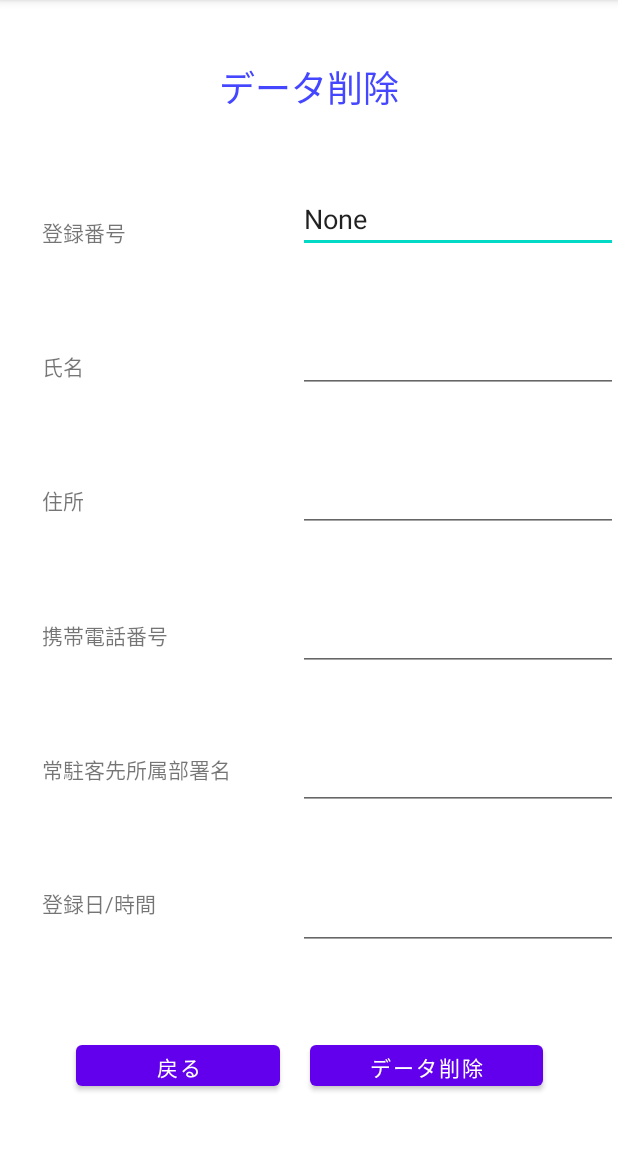
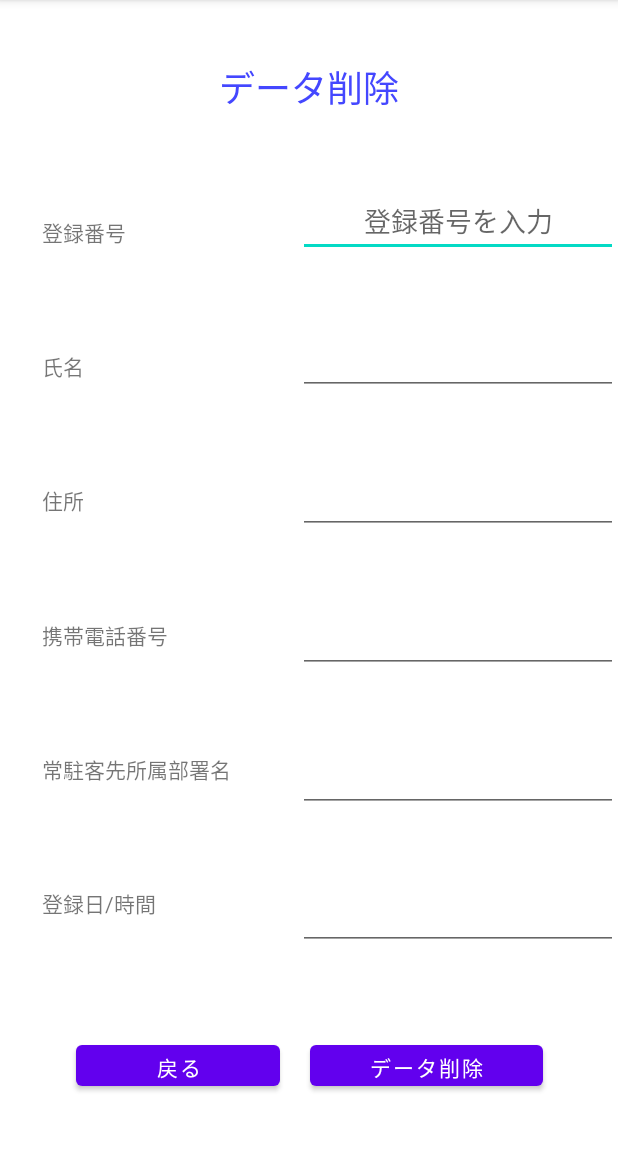
Before and after one commit to LeftCy/pimt, an Android app: the DeleteActivity screen opened directly, with no data from a screen before it, on a phone screen of 412 x 824 dp, the part 84-1235 px from its top. Run offline under Robolectric (Android 15) with nearby library versions, the phone set to English and light mode, and no system bars.

```diff
--- a/app/src/main/res/layout/delete_layout.xml
+++ b/app/src/main/res/layout/delete_layout.xml
@@ -90,8 +90,9 @@
         android:layout_weight="1"
         android:autofillHints=""
         android:ems="10"
-        android:inputType="textPersonName"
-        android:text="None"
+        android:gravity="center"
+        android:hint="@string/hintNumber"
+        android:inputType="number"
         app:layout_constraintBottom_toTopOf="@+id/editText_nameView"
         app:layout_constraintEnd_toEndOf="@+id/editText_nameView"
         app:layout_constraintTop_toBottomOf="@+id/header_rewrite" />
@@ -102,6 +103,7 @@
         android:layout_height="wrap_content"
         android:layout_weight="1"
         android:ems="10"
+        android:gravity="center"
         android:inputType="textPersonName"
         app:layout_constraintBottom_toTopOf="@+id/editText_addView"
         app:layout_constraintEnd_toEndOf="@+id/editText_addView"
@@ -113,7 +115,8 @@
         android:layout_height="wrap_content"
         android:layout_weight="1"
         android:ems="10"
-        android:inputType="textPersonName"
+        android:gravity="center"
+        android:inputType="textPostalAddress"
         app:layout_constraintBottom_toTopOf="@+id/editText_telView"
         app:layout_constraintEnd_toEndOf="@+id/editText_telView"
         app:layout_constraintTop_toBottomOf="@+id/editText_nameView" />
@@ -124,7 +127,8 @@
         android:layout_height="wrap_content"
         android:layout_weight="1"
         android:ems="10"
-        android:inputType="textPersonName"
+        android:gravity="center"
+        android:inputType="phone"
         app:layout_constraintBottom_toTopOf="@+id/editText_regionView"
         app:layout_constraintEnd_toEndOf="@+id/editText_regionView"
         app:layout_constraintTop_toBottomOf="@+id/editText_addView" />
@@ -135,7 +139,8 @@
         android:layout_height="wrap_content"
         android:layout_weight="1"
         android:ems="10"
-        android:inputType="textPersonName"
+        android:gravity="center"
+        android:inputType="text"
         app:layout_constraintBottom_toTopOf="@+id/editText_atView"
         app:layout_constraintEnd_toEndOf="@+id/editText_atView"
         app:layout_constraintTop_toBottomOf="@+id/editText_telView" />
@@ -146,7 +151,8 @@
         android:layout_height="wrap_content"
         android:layout_weight="1"
         android:ems="10"
-        android:inputType="textPersonName"
+        android:gravity="center"
+        android:inputType="datetime"
         app:layout_constraintBottom_toTopOf="@+id/linearLayout6"
         app:layout_constraintEnd_toEndOf="parent"
         app:layout_constraintHorizontal_bias="1.0"
--- a/app/src/main/res/layout/regist_layout.xml
+++ b/app/src/main/res/layout/regist_layout.xml
@@ -93,6 +93,7 @@
         android:ems="10"
         android:focusable="false"
         android:gravity="center"
+        android:hint="番号を入力"
         android:inputType="number"
         app:layout_constraintBottom_toTopOf="@+id/editText_name"
         app:layout_constraintEnd_toEndOf="parent"
@@ -107,7 +108,6 @@
         android:layout_height="wrap_content"
         android:ems="10"
         android:gravity="center"
-        android:hint="氏名を入力"
         android:inputType="textPersonName"
         app:layout_constraintBottom_toTopOf="@+id/editText_add"
         app:layout_constraintEnd_toEndOf="parent"
@@ -122,7 +122,6 @@
         android:layout_height="wrap_content"
         android:ems="10"
         android:gravity="center"
-        android:hint="住所を入力"
         android:inputType="textPostalAddress"
         app:layout_constraintBottom_toTopOf="@+id/editText_tel"
         app:layout_constraintEnd_toEndOf="parent"
@@ -137,7 +136,6 @@
         android:layout_height="wrap_content"
         android:ems="10"
         android:gravity="center"
-        android:hint="番号を入力"
         android:inputType="phone"
         app:layout_constraintBottom_toTopOf="@+id/editText_region"
         app:layout_constraintEnd_toEndOf="parent"
@@ -152,7 +150,6 @@
         android:layout_height="wrap_content"
         android:ems="10"
         android:gravity="center"
-        android:hint="部署名を入力"
         android:inputType="text"
         app:layout_constraintBottom_toTopOf="@+id/editText_at"
         app:layout_constraintEnd_toEndOf="parent"
```
Also changed, not shown: app/src/main/java/com/example/pimt/DeleteActivity.java (+13 -3 lines), app/src/main/java/com/example/pimt/ViewActivity.java (+31 -13 lines).
